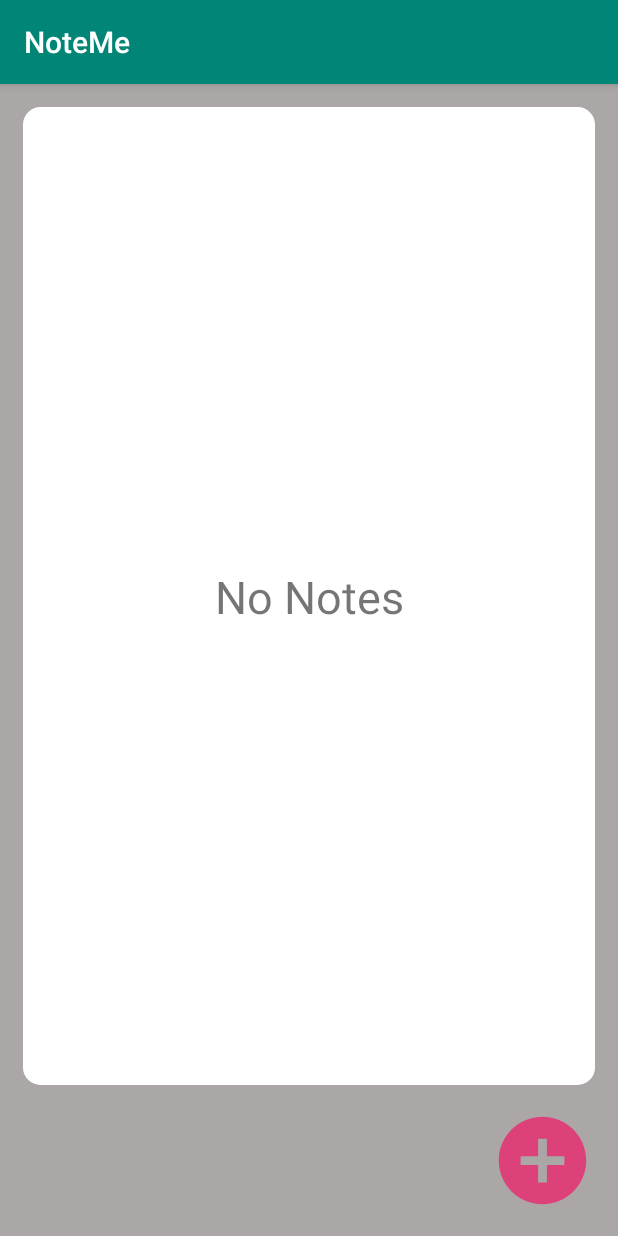
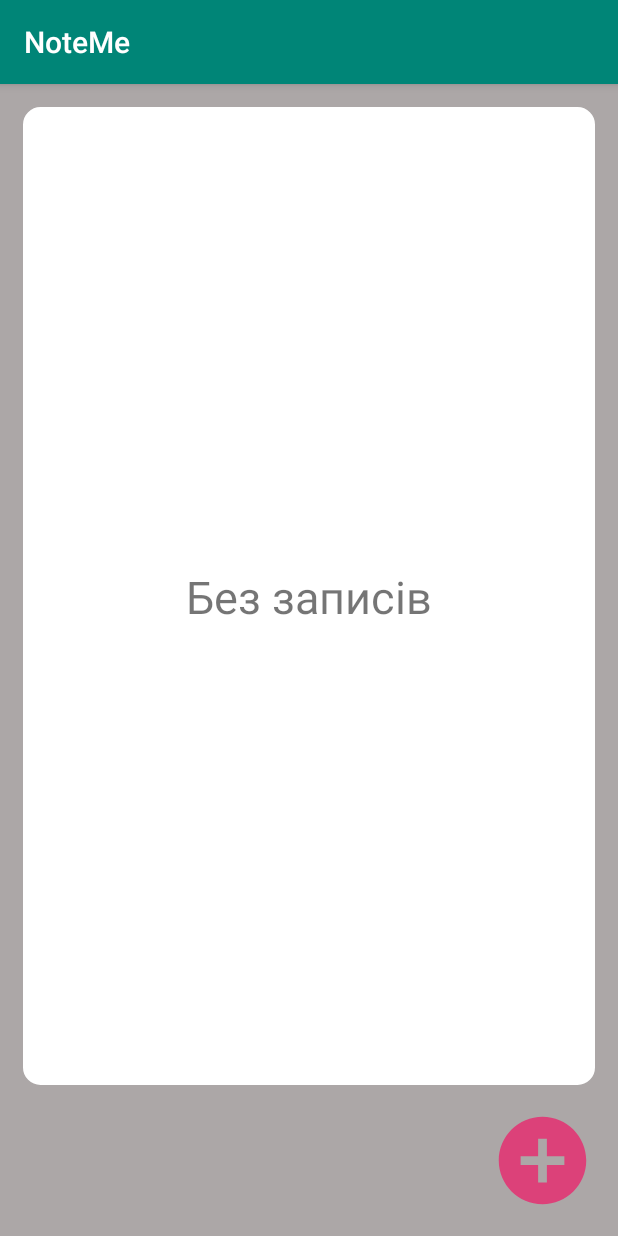
Before and after one commit to masssimeliano/NoteMe, an Android app: the screen it shows after launch (MainActivity), on a phone screen of 412 x 824 dp. Run offline under Robolectric (Android 15) with nearby library versions, the phone set to English and light mode, and no system bars.

Commit message:
Добавил комментарии и пару мелочей

```diff
--- a/app/src/main/res/layout/activity_main.xml
+++ b/app/src/main/res/layout/activity_main.xml
@@ -32,7 +32,7 @@
         android:id="@+id/mTVNoText"
         android:layout_width="wrap_content"
         android:layout_height="wrap_content"
-        android:text="No Notes"
+        android:text="Без записів"
         android:textSize="30dp"
         android:visibility="invisible"
         app:layout_constraintBottom_toBottomOf="@+id/mSV"
```
Also changed, not shown: app/src/main/java/com/example/noteme/MainActivity.java (+7 -0 lines).
